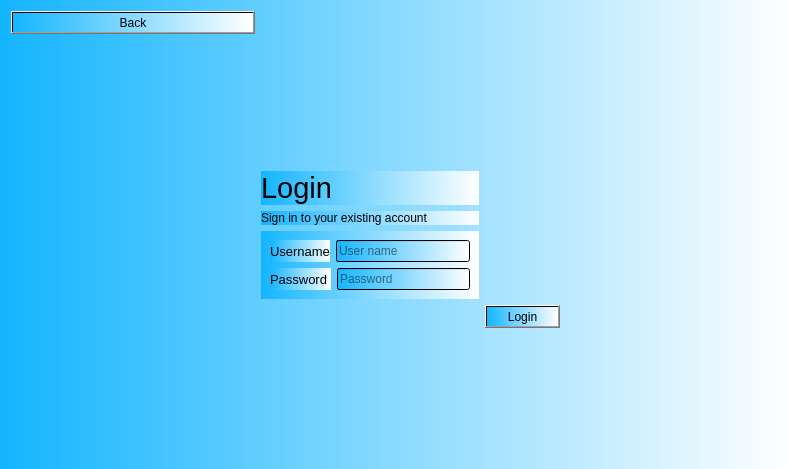
ShadiMi/Group27_hApp_project, file login.ui: the form before one commit.
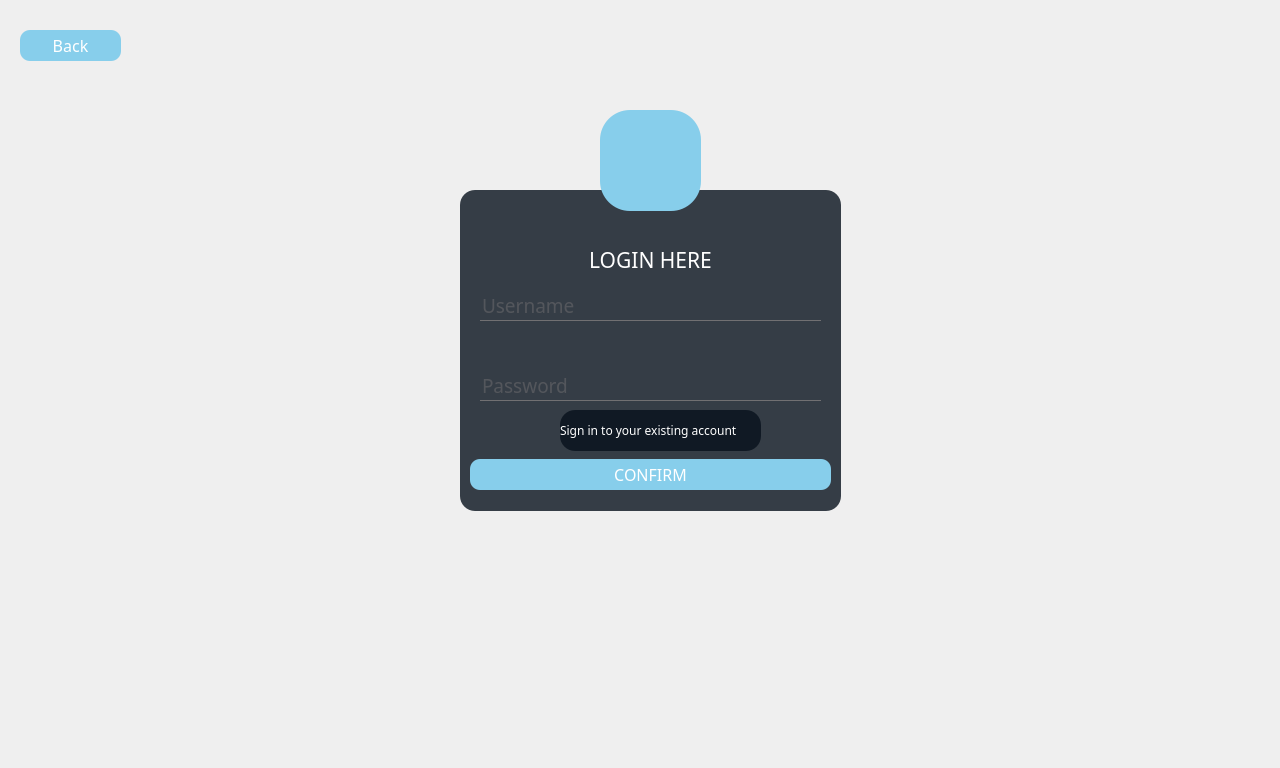
The form after the commit. Icons and pictures are not drawn.

Commit message: all volunteer's and admin's functionality, password/email change page design and functionality, consumers design and functionality

The edit to the form file:
```diff
--- a/login.ui
+++ b/login.ui
@@ -6,197 +6,301 @@
    <rect>
     <x>0</x>
     <y>0</y>
-    <width>789</width>
-    <height>469</height>
-   </rect>
-  </property>
-  <property name="baseSize">
-   <size>
-    <width>1024</width>
+    <width>1280</width>
     <height>768</height>
-   </size>
+   </rect>
   </property>
   <property name="windowTitle">
    <string>login</string>
   </property>
   <property name="styleSheet">
-   <string notr="true">background:qlineargradient(spread:pad, x1:0, y1:0, x2:1, y2:0, stop:0 rgb(20, 181, 255), stop:1 rgb(255, 255, 255, 255))</string>
+   <string notr="true">*{
+font-family:century gothic;
+fomt-size:24px;
+background:url(:/loginimgs/loginBG.jpg) 
+}
+QFrame
+{
+background:rgba(6, 16, 28, 0.8);
+border-radius:15px;
+}
+
+QPushButton
+{
+
+background:red;
+border-radius:30px;
+}
+
+
+QToolButton
+{
+
+background:white;
+border-radius:30px;
+}
+QLable
+{
+background:rgba(0,0,0,0.8);	
+color:white;
+border-radius:15px;
+}
+QLineEdit
+{
+
+background:transparent;
+border:none;
+color:#717072;
+border_bottom:1px solid #717072;
+
+
+}
+</string>
   </property>
-  <layout class="QGridLayout" name="gridLayout">
-   <item row="0" column="0" colspan="2">
-    <widget class="QPushButton" name="back">
-     <property name="autoFillBackground">
-      <bool>false</bool>
-     </property>
-     <property name="text">
-      <string>Back</string>
-     </property>
-    </widget>
-   </item>
-   <item row="1" column="0">
-    <spacer name="verticalSpacer_2">
-     <property name="orientation">
-      <enum>Qt::Vertical</enum>
-     </property>
-     <property name="sizeHint" stdset="0">
-      <size>
-       <width>20</width>
-       <height>40</height>
-      </size>
-     </property>
-    </spacer>
-   </item>
-   <item row="2" column="2">
-    <widget class="QLabel" name="label">
-     <property name="font">
-      <font>
-       <pointsize>22</pointsize>
-      </font>
-     </property>
-     <property name="styleSheet">
-      <string notr="true">background:setAttribute(Qt::WA_TranslucentBackground)</string>
-     </property>
-     <property name="text">
-      <string>Login</string>
-     </property>
-    </widget>
-   </item>
-   <item row="3" column="1" rowspan="2">
-    <spacer name="horizontalSpacer">
-     <property name="orientation">
-      <enum>Qt::Horizontal</enum>
-     </property>
-     <property name="sizeHint" stdset="0">
-      <size>
-       <width>214</width>
-       <height>20</height>
-      </size>
-     </property>
-    </spacer>
-   </item>
-   <item row="3" column="2">
-    <widget class="QLabel" name="label_2">
-     <property name="styleSheet">
-      <string notr="true">background:setAttribute(Qt::WA_TranslucentBackground)</string>
-     </property>
-     <property name="text">
-      <string>Sign in to your existing account</string>
-     </property>
-    </widget>
-   </item>
-   <item row="4" column="2">
-    <widget class="QFrame" name="frame">
-     <property name="styleSheet">
-      <string notr="true">background:setAttribute(Qt::WA_TranslucentBackground)</string>
-     </property>
-     <layout class="QVBoxLayout" name="verticalLayout">
-      <item>
-       <layout class="QHBoxLayout" name="horizontalLayout_3">
-        <item>
-         <widget class="QLabel" name="unL">
-          <property name="font">
-           <font>
-            <pointsize>10</pointsize>
-           </font>
-          </property>
-          <property name="styleSheet">
-           <string notr="true">background:setAttribute(Qt::WA_TranslucentBackground)</string>
-          </property>
-          <property name="text">
-           <string>Username</string>
-          </property>
-         </widget>
-        </item>
-        <item>
-         <widget class="QLineEdit" name="usernameLF">
-          <property name="styleSheet">
-           <string notr="true">background:setAttribute(Qt::WA_TranslucentBackground)</string>
-          </property>
-          <property name="placeholderText">
-           <string>User name </string>
-          </property>
-         </widget>
-        </item>
-       </layout>
-      </item>
-      <item>
-       <layout class="QHBoxLayout" name="horizontalLayout_4">
-        <item>
-         <widget class="QLabel" name="pwL">
-          <property name="font">
-           <font>
-            <pointsize>10</pointsize>
-           </font>
-          </property>
-          <property name="styleSheet">
-           <string notr="true">background:setAttribute(Qt::WA_TranslucentBackground)</string>
-          </property>
-          <property name="text">
-           <string>Password </string>
-          </property>
-         </widget>
-        </item>
-        <item>
-         <widget class="QLineEdit" name="passwordLF">
-          <property name="styleSheet">
-           <string notr="true">background:setAttribute(Qt::WA_TranslucentBackground)</string>
-          </property>
-          <property name="echoMode">
-           <enum>QLineEdit::Password</enum>
-          </property>
-          <property name="placeholderText">
-           <string>Password</string>
-          </property>
-         </widget>
-        </item>
-       </layout>
-      </item>
-     </layout>
-    </widget>
-   </item>
-   <item row="4" column="4">
-    <spacer name="horizontalSpacer_2">
-     <property name="orientation">
-      <enum>Qt::Horizontal</enum>
-     </property>
-     <property name="sizeHint" stdset="0">
-      <size>
-       <width>214</width>
-       <height>20</height>
-      </size>
-     </property>
-    </spacer>
-   </item>
-   <item row="5" column="3">
-    <widget class="QPushButton" name="loginL">
-     <property name="cursor">
-      <cursorShape>ArrowCursor</cursorShape>
-     </property>
-     <property name="toolTip">
-      <string>Press To Login </string>
-     </property>
-     <property name="autoFillBackground">
-      <bool>false</bool>
-     </property>
-     <property name="text">
-      <string>Login</string>
-     </property>
-    </widget>
-   </item>
-   <item row="6" column="3">
-    <spacer name="verticalSpacer">
-     <property name="orientation">
-      <enum>Qt::Vertical</enum>
-     </property>
-     <property name="sizeHint" stdset="0">
-      <size>
-       <width>20</width>
-       <height>40</height>
-      </size>
-     </property>
-    </spacer>
-   </item>
-  </layout>
+  <widget class="QFrame" name="frame">
+   <property name="geometry">
+    <rect>
+     <x>460</x>
+     <y>190</y>
+     <width>381</width>
+     <height>321</height>
+    </rect>
+   </property>
+   <property name="frameShape">
+    <enum>QFrame::StyledPanel</enum>
+   </property>
+   <property name="frameShadow">
+    <enum>QFrame::Raised</enum>
+   </property>
+   <widget class="QLabel" name="label">
+    <property name="geometry">
+     <rect>
+      <x>110</x>
+      <y>40</y>
+      <width>161</width>
+      <height>61</height>
+     </rect>
+    </property>
+    <property name="font">
+     <font>
+      <family>century gothic</family>
+     </font>
+    </property>
+    <property name="toolTip">
+     <string>&lt;html&gt;&lt;head/&gt;&lt;body&gt;&lt;p align=&quot;center&quot;&gt;LOGIN HERE&lt;/p&gt;&lt;/body&gt;&lt;/html&gt;</string>
+    </property>
+    <property name="styleSheet">
+     <string notr="true">QLabel
+{
+
+background:transparent;
+
+}</string>
+    </property>
+    <property name="text">
+     <string>&lt;html&gt;&lt;head/&gt;&lt;body&gt;&lt;p align=&quot;center&quot;&gt;&lt;span style=&quot; font-size:16pt; color:#ffffff;&quot;&gt;LOGIN HERE&lt;/span&gt;&lt;/p&gt;&lt;/body&gt;&lt;/html&gt;</string>
+    </property>
+   </widget>
+   <widget class="QPushButton" name="loginL">
+    <property name="geometry">
+     <rect>
+      <x>10</x>
+      <y>269</y>
+      <width>361</width>
+      <height>31</height>
+     </rect>
+    </property>
+    <property name="font">
+     <font>
+      <family>century gothic</family>
+      <pointsize>12</pointsize>
+     </font>
+    </property>
+    <property name="styleSheet">
+     <string notr="true">QPushButton
+{
+color:white;
+border-radius:10px;
+}
+QPushButton:hover
+{
+color:#333;
+border-radius:10px;
+background:#49ebff;
+}
+QPushButton
+
+{
+background:skyblue;
+}</string>
+    </property>
+    <property name="text">
+     <string>CONFIRM</string>
+    </property>
+   </widget>
+   <widget class="QLineEdit" name="usernameLF">
+    <property name="geometry">
+     <rect>
+      <x>20</x>
+      <y>100</y>
+      <width>341</width>
+      <height>31</height>
+     </rect>
+    </property>
+    <property name="font">
+     <font>
+      <family>century gothic</family>
+      <pointsize>14</pointsize>
+     </font>
+    </property>
+    <property name="toolTip">
+     <string>&lt;html&gt;&lt;head/&gt;&lt;body&gt;&lt;p&gt;&lt;span style=&quot; color:#ffffff;&quot;&gt;ySERNAME&lt;/span&gt;&lt;/p&gt;&lt;/body&gt;&lt;/html&gt;</string>
+    </property>
+    <property name="styleSheet">
+     <string notr="true">QLineEdit
+{
+
+bachground:transparent;
+border-bottom:1px solid #717072;
+color:#717072;
+
+}
+
+</string>
+    </property>
+    <property name="text">
+     <string/>
+    </property>
+    <property name="placeholderText">
+     <string>Username</string>
+    </property>
+   </widget>
+   <widget class="QLineEdit" name="passwordLF">
+    <property name="geometry">
+     <rect>
+      <x>20</x>
+      <y>180</y>
+      <width>341</width>
+      <height>31</height>
+     </rect>
+    </property>
+    <property name="font">
+     <font>
+      <family>century gothic</family>
+      <pointsize>14</pointsize>
+     </font>
+    </property>
+    <property name="acceptDrops">
+     <bool>true</bool>
+    </property>
+    <property name="whatsThis">
+     <string/>
+    </property>
+    <property name="styleSheet">
+     <string notr="true">QLineEdit
+{
+
+bachground:transparent;
+border-bottom:1px solid #717072;
+color:#717072;
+
+}</string>
+    </property>
+    <property name="text">
+     <string/>
+    </property>
+    <property name="echoMode">
+     <enum>QLineEdit::Password</enum>
+    </property>
+    <property name="placeholderText">
+     <string>Password</string>
+    </property>
+   </widget>
+   <widget class="QLabel" name="label_2">
+    <property name="geometry">
+     <rect>
+      <x>100</x>
+      <y>220</y>
+      <width>201</width>
+      <height>41</height>
+     </rect>
+    </property>
+    <property name="styleSheet">
+     <string notr="true">background:setAttribute(Qt::WA_TranslucentBackground)</string>
+    </property>
+    <property name="text">
+     <string>&lt;html&gt;&lt;head/&gt;&lt;body&gt;&lt;p&gt;&lt;span style=&quot; color:#ffffff;&quot;&gt;Sign in to your existing account&lt;/span&gt;&lt;/p&gt;&lt;/body&gt;&lt;/html&gt;</string>
+    </property>
+   </widget>
+  </widget>
+  <widget class="QPushButton" name="loginIcon">
+   <property name="geometry">
+    <rect>
+     <x>600</x>
+     <y>110</y>
+     <width>101</width>
+     <height>101</height>
+    </rect>
+   </property>
+   <property name="styleSheet">
+    <string notr="true">QPushButton
+
+
+{
+background:skyblue;
+}</string>
+   </property>
+   <property name="text">
+    <string/>
+   </property>
+   <property name="icon">
+    <iconset resource="loginqrc.qrc">
+     <normaloff>:/loginimgs/usericon.png</normaloff>:/loginimgs/usericon.png</iconset>
+   </property>
+   <property name="iconSize">
+    <size>
+     <width>42</width>
+     <height>79</height>
+    </size>
+   </property>
+  </widget>
+  <widget class="QPushButton" name="back">
+   <property name="geometry">
+    <rect>
+     <x>20</x>
+     <y>30</y>
+     <width>101</width>
+     <height>31</height>
+    </rect>
+   </property>
+   <property name="font">
+    <font>
+     <family>century gothic</family>
+     <pointsize>12</pointsize>
+    </font>
+   </property>
+   <property name="styleSheet">
+    <string notr="true">QPushButton
+{
+color:white;
+border-radius:10px;
+}
+QPushButton:hover
+{
+color:#333;
+border-radius:10px;
+background:#49ebff;
+}
+QPushButton
+
+{
+background:skyblue;
+}</string>
+   </property>
+   <property name="text">
+    <string>Back</string>
+   </property>
+  </widget>
  </widget>
  <resources/>
  <connections/>
```
Left out of the diff: 9 changed lines with no effect on the pictures. The commit also changes 42 other files.
